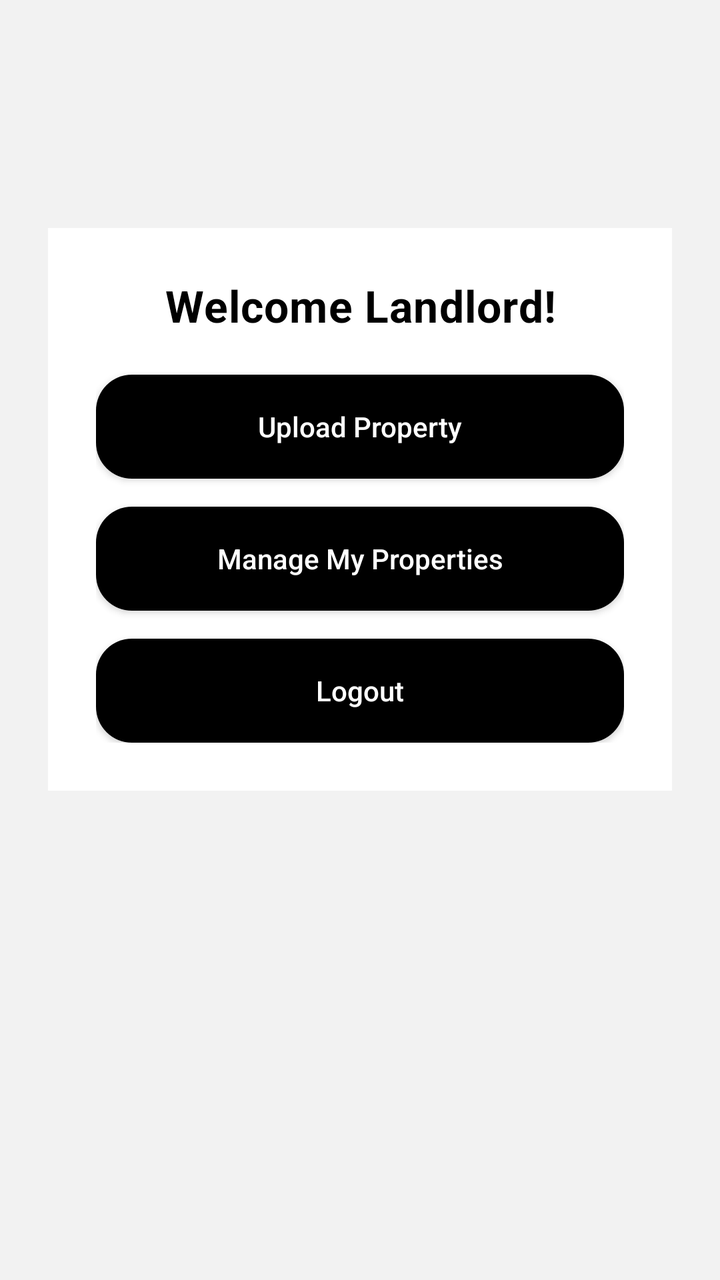
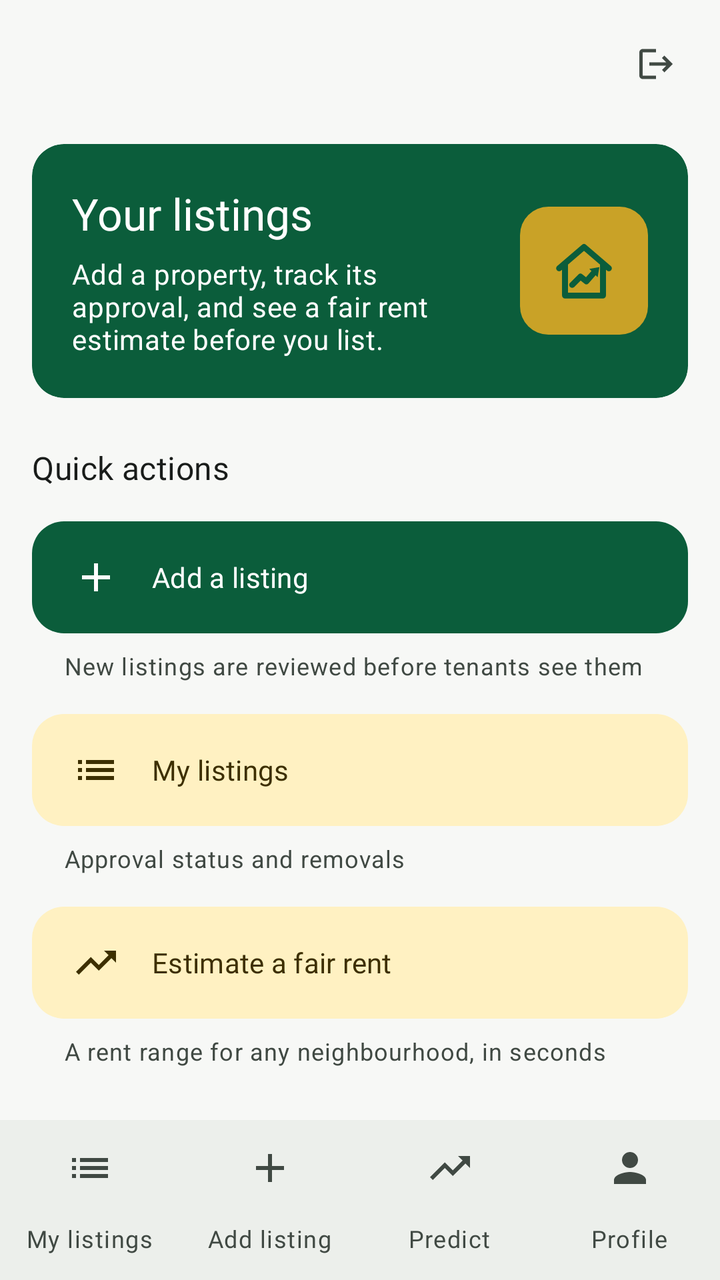

Compare the two renders of this Android layout. The source of the first and the diff that turns it into the second are given below.
<!-- AndroidManifest.xml: application theme Theme.KodiWise -->
<!-- res/layout/activity_landlord_dashboard.xml -->
<?xml version="1.0" encoding="utf-8"?>
<ScrollView xmlns:android="http://schemas.android.com/apk/res/android"
    android:layout_width="match_parent"
    android:layout_height="match_parent"
    android:background="#F2F2F2">

    <LinearLayout
        android:layout_width="match_parent"
        android:layout_height="wrap_content"
        android:orientation="vertical"
        android:gravity="center_horizontal"
        android:padding="24dp"
        android:layout_marginTop="90dp">

        
        <LinearLayout
            android:layout_width="match_parent"
            android:layout_height="wrap_content"
            android:orientation="vertical"
            android:background="@android:color/white"
            android:padding="24dp"
            android:elevation="6dp">

            
            <TextView
                android:id="@+id/tvLandlordWelcome"
                android:layout_width="match_parent"
                android:layout_height="wrap_content"
                android:text="Welcome Landlord!"
                android:textSize="22sp"
                android:textStyle="bold"
                android:textColor="#000000"
                android:gravity="center"
                android:layout_marginBottom="20dp" />

            
            <androidx.appcompat.widget.AppCompatButton
                android:id="@+id/btnUpload"
                android:layout_width="match_parent"
                android:layout_height="52dp"
                android:text="Upload Property"
                android:textAllCaps="false"
                android:textColor="#FFFFFF"
                android:background="@drawable/btn_black_rounded"
                android:backgroundTint="@null"
                android:layout_marginBottom="14dp" />

            
            <androidx.appcompat.widget.AppCompatButton
                android:id="@+id/btnMyProperties"
                android:layout_width="match_parent"
                android:layout_height="52dp"
                android:text="Manage My Properties"
                android:textAllCaps="false"
                android:textColor="#FFFFFF"
                android:background="@drawable/btn_black_rounded"
                android:backgroundTint="@null"
                android:layout_marginBottom="14dp" />

            
            <androidx.appcompat.widget.AppCompatButton
                android:id="@+id/btnLogout"
                android:layout_width="match_parent"
                android:layout_height="52dp"
                android:text="Logout"
                android:textAllCaps="false"
                android:textColor="#FFFFFF"
                android:background="@drawable/btn_black_rounded"
                android:backgroundTint="@null" />

        </LinearLayout>

    </LinearLayout>

</ScrollView>
<!-- resources referenced by this layout -->
<resources>
  <!-- drawable btn_black_rounded (drawable) -->
  <?xml version="1.0" encoding="utf-8"?>
  <selector xmlns:android="http://schemas.android.com/apk/res/android">
  
      
      <item android:state_pressed="true">
          <shape android:shape="rectangle">
              <solid android:color="#111111"/>
              <corners android:radius="18dp"/>
          </shape>
      </item>
  
      
      <item>
          <shape android:shape="rectangle">
              <solid android:color="#000000"/>
              <corners android:radius="18dp"/>
          </shape>
      </item>
  
  </selector>
  <style name="Widget.KodiWise.BottomNav" parent="Widget.Material3.BottomNavigationView">
          <item name="itemTextAppearanceActive">@style/TextAppearance.KodiWise.LabelMedium</item>
          <item name="itemTextAppearanceInactive">@style/TextAppearance.KodiWise.LabelMedium</item>
      </style>
  <!-- unchanged entries left out for length: 62 -->
</resources>

<!-- the commit's change to res/layout/activity_landlord_dashboard.xml (unified diff, before → after) -->
@@ -1,75 +1,157 @@
 <?xml version="1.0" encoding="utf-8"?>
-<ScrollView xmlns:android="http://schemas.android.com/apk/res/android"
+<LinearLayout xmlns:android="http://schemas.android.com/apk/res/android"
+    android:fitsSystemWindows="true"
+    xmlns:app="http://schemas.android.com/apk/res-auto"
     android:layout_width="match_parent"
     android:layout_height="match_parent"
-    android:background="#F2F2F2">
+    android:background="?android:attr/colorBackground"
+    android:orientation="vertical">
 
-    <LinearLayout
+    <com.google.android.material.appbar.MaterialToolbar
+        android:id="@+id/toolbar"
         android:layout_width="match_parent"
         android:layout_height="wrap_content"
-        android:orientation="vertical"
-        android:gravity="center_horizontal"
-        android:padding="24dp"
-        android:layout_marginTop="90dp">
+        android:minHeight="?attr/actionBarSize"
+        android:background="?android:attr/colorBackground">
 
         
+        <com.google.android.material.button.MaterialButton
+            android:id="@+id/btnLogout"
+            style="@style/Widget.Material3.Button.IconButton"
+            android:layout_width="48dp"
+            android:layout_height="48dp"
+            android:layout_gravity="end|center_vertical"
+            android:layout_marginEnd="8dp"
+            android:contentDescription="@string/log_out"
+            app:icon="@drawable/ic_logout"
+            app:iconTint="?attr/colorOnSurfaceVariant" />
+    </com.google.android.material.appbar.MaterialToolbar>
+
+    <ScrollView
+        android:layout_width="match_parent"
+        android:layout_height="0dp"
+        android:layout_weight="1"
+        android:fillViewport="true">
+
         <LinearLayout
             android:layout_width="match_parent"
             android:layout_height="wrap_content"
             android:orientation="vertical"
-            android:background="@android:color/white"
-            android:padding="24dp"
-            android:elevation="6dp">
+            android:paddingHorizontal="16dp"
+            android:paddingBottom="24dp">
 
             
-            <TextView
-                android:id="@+id/tvLandlordWelcome"
+            <com.google.android.material.card.MaterialCardView
+                style="@style/Widget.KodiWise.Card.Hero"
                 android:layout_width="match_parent"
                 android:layout_height="wrap_content"
-                android:text="Welcome Landlord!"
-                android:textSize="22sp"
-                android:textStyle="bold"
-                android:textColor="#000000"
-                android:gravity="center"
-                android:layout_marginBottom="20dp" />
+                android:layout_marginTop="8dp">
 
-            
-            <androidx.appcompat.widget.AppCompatButton
+                <LinearLayout
+                    android:layout_width="match_parent"
+                    android:layout_height="wrap_content"
+                    android:gravity="center_vertical"
+                    android:orientation="horizontal"
+                    android:padding="20dp">
+
+                    <LinearLayout
+                        android:layout_width="0dp"
+                        android:layout_height="wrap_content"
+                        android:layout_weight="1"
+                        android:orientation="vertical">
+
+                        <TextView
+                            android:id="@+id/tvLandlordWelcome"
+                            android:layout_width="wrap_content"
+                            android:layout_height="wrap_content"
+                            android:text="@string/hero_landlord_title"
+                            android:textAppearance="?attr/textAppearanceTitleLarge"
+                            android:textColor="@color/kw_on_hero" />
+
+                        <TextView
+                            android:layout_width="wrap_content"
+                            android:layout_height="wrap_content"
+                            android:layout_marginTop="6dp"
+                            android:text="@string/hero_landlord_body"
+                            android:textAppearance="?attr/textAppearanceBodyMedium"
+                            android:textColor="@color/kw_on_hero" />
+                    </LinearLayout>
+
+                    <ImageView
+                        android:layout_width="64dp"
+                        android:layout_height="64dp"
+                        android:layout_marginStart="12dp"
+                        android:contentDescription="@null"
+                        android:src="@drawable/ic_logo" />
+                </LinearLayout>
+            </com.google.android.material.card.MaterialCardView>
+
+            <TextView
+                android:layout_width="wrap_content"
+                android:layout_height="wrap_content"
+                android:layout_marginTop="24dp"
+                android:text="@string/quick_actions"
+                android:textAppearance="?attr/textAppearanceTitleMedium"
+                android:textColor="?attr/colorOnBackground" />
+
+            <com.google.android.material.button.MaterialButton
                 android:id="@+id/btnUpload"
+                style="@style/Widget.KodiWise.Button.Action.Primary"
                 android:layout_width="match_parent"
-                android:layout_height="52dp"
-                android:text="Upload Property"
-                android:textAllCaps="false"
-                android:textColor="#FFFFFF"
-                android:background="@drawable/btn_black_rounded"
-                android:backgroundTint="@null"
-                android:layout_marginBottom="14dp" />
+                android:layout_height="wrap_content"
+                android:layout_marginTop="12dp"
+                android:text="@string/action_add_listing"
+                app:icon="@drawable/ic_add" />
+            <TextView
+                android:layout_width="match_parent"
+                android:layout_height="wrap_content"
+                android:layout_marginStart="16dp"
+                android:layout_marginTop="4dp"
+                android:text="@string/action_add_listing_sub"
+                android:textAppearance="?attr/textAppearanceBodySmall"
+                android:textColor="?attr/colorOnSurfaceVariant" />
 
-            
-            <androidx.appcompat.widget.AppCompatButton
+            <com.google.android.material.button.MaterialButton
                 android:id="@+id/btnMyProperties"
+                style="@style/Widget.KodiWise.Button.Action"
                 android:layout_width="match_parent"
-                android:layout_height="52dp"
-                android:text="Manage My Properties"
-                android:textAllCaps="false"
-                android:textColor="#FFFFFF"
-                android:background="@drawable/btn_black_rounded"
-                android:backgroundTint="@null"
-                android:layout_marginBottom="14dp" />
+                android:layout_height="wrap_content"
+                android:layout_marginTop="12dp"
+                android:text="@string/action_my_listings"
+                app:icon="@drawable/ic_list" />
+            <TextView
+                android:layout_width="match_parent"
+                android:layout_height="wrap_content"
+                android:layout_marginStart="16dp"
+                android:layout_marginTop="4dp"
+                android:text="@string/action_my_listings_sub"
+                android:textAppearance="?attr/textAppearanceBodySmall"
+                android:textColor="?attr/colorOnSurfaceVariant" />
 
-            
-            <androidx.appcompat.widget.AppCompatButton
-                android:id="@+id/btnLogout"
+            <com.google.android.material.button.MaterialButton
+                android:id="@+id/btnLandlordPredict"
+                style="@style/Widget.KodiWise.Button.Action"
                 android:layout_width="match_parent"
-                android:layout_height="52dp"
-                android:text="Logout"
-                android:textAllCaps="false"
-                android:textColor="#FFFFFF"
-                android:background="@drawable/btn_black_rounded"
-                android:backgroundTint="@null" />
+                android:layout_height="wrap_content"
+                android:layout_marginTop="12dp"
+                android:text="@string/action_predict"
+                app:icon="@drawable/ic_trending_up" />
+            <TextView
+                android:layout_width="match_parent"
+                android:layout_height="wrap_content"
+                android:layout_marginStart="16dp"
+                android:layout_marginTop="4dp"
+                android:text="@string/action_predict_sub"
+                android:textAppearance="?attr/textAppearanceBodySmall"
+                android:textColor="?attr/colorOnSurfaceVariant" />
 
         </LinearLayout>
+    </ScrollView>
 
-    </LinearLayout>
-
-</ScrollView>
+    <com.google.android.material.bottomnavigation.BottomNavigationView
+        android:id="@+id/bottomNav"
+        android:layout_width="match_parent"
+        android:layout_height="wrap_content"
+        app:labelVisibilityMode="labeled"
+        app:menu="@menu/nav_landlord" />
+</LinearLayout>
<!-- resource entries referenced after the edit -->
@@ -1,29 +1,139 @@
 <!-- resources referenced by this layout -->
 <resources>
-  <!-- drawable btn_black_rounded (drawable) -->
+  <color name="kw_on_hero">#FFFFFF</color>
+  <!-- drawable ic_add (drawable) -->
   <?xml version="1.0" encoding="utf-8"?>
-  <selector xmlns:android="http://schemas.android.com/apk/res/android">
-  
-      
-      <item android:state_pressed="true">
-          <shape android:shape="rectangle">
-              <solid android:color="#111111"/>
-              <corners android:radius="18dp"/>
-          </shape>
+  <vector xmlns:android="http://schemas.android.com/apk/res/android"
+      android:width="24dp"
+      android:height="24dp"
+      android:autoMirrored="false"
+      android:tint="?attr/colorControlNormal"
+      android:viewportWidth="24"
+      android:viewportHeight="24">
+      <path
+          android:fillColor="@android:color/white"
+          android:pathData="M19,13h-6v6h-2v-6H5v-2h6V5h2v6h6v2z" />
+  </vector>
+  <!-- drawable ic_list (drawable) -->
+  <?xml version="1.0" encoding="utf-8"?>
+  <vector xmlns:android="http://schemas.android.com/apk/res/android"
+      android:width="24dp"
+      android:height="24dp"
+      android:autoMirrored="false"
+      android:tint="?attr/colorControlNormal"
+      android:viewportWidth="24"
+      android:viewportHeight="24">
+      <path
+          android:fillColor="@android:color/white"
+          android:pathData="M3,13h2v-2H3v2zM3,17h2v-2H3v2zM3,9h2V7H3v2zM7,13h14v-2H7v2zM7,17h14v-2H7v2zM7,7v2h14V7H7z" />
+  </vector>
+  <!-- drawable ic_logo (drawable) -->
+  <?xml version="1.0" encoding="utf-8"?>
+  <layer-list xmlns:android="http://schemas.android.com/apk/res/android">
+      <item>
+          <shape android:shape="rectangle"><corners android:radius="24dp" /><solid android:color="@color/kw_brand_gold" /></shape>
       </item>
-  
-      
-      <item>
-          <shape android:shape="rectangle">
-              <solid android:color="#000000"/>
-              <corners android:radius="18dp"/>
-          </shape>
-      </item>
-  
-  </selector>
+      <item android:drawable="@drawable/ic_launcher_foreground" />
+  </layer-list>
+  <!-- drawable ic_logout (drawable) -->
+  <?xml version="1.0" encoding="utf-8"?>
+  <vector xmlns:android="http://schemas.android.com/apk/res/android"
+      android:width="24dp"
+      android:height="24dp"
+      android:autoMirrored="true"
+      android:tint="?attr/colorControlNormal"
+      android:viewportWidth="24"
+      android:viewportHeight="24">
+      <path
+          android:fillColor="@android:color/white"
+          android:pathData="M17,7l-1.41,1.41L18.17,11H8v2h10.17l-2.58,2.58L17,17l5,-5zM4,5h8V3H4c-1.1,0 -2,0.9 -2,2v14c0,1.1 0.9,2 2,2h8v-2H4V5z" />
+  </vector>
+  <!-- drawable ic_trending_up (drawable) -->
+  <?xml version="1.0" encoding="utf-8"?>
+  <vector xmlns:android="http://schemas.android.com/apk/res/android"
+      android:width="24dp"
+      android:height="24dp"
+      android:autoMirrored="true"
+      android:tint="?attr/colorControlNormal"
+      android:viewportWidth="24"
+      android:viewportHeight="24">
+      <path
+          android:fillColor="@android:color/white"
+          android:pathData="M16,6l2.29,2.29 -4.88,4.88 -4,-4L2,16.59 3.41,18l6,-6 4,4 6.3,-6.29L22,12V6z" />
+  </vector>
+  <string name="action_add_listing">Add a listing</string>
+  <string name="action_add_listing_sub">New listings are reviewed before tenants see them</string>
+  <string name="action_my_listings">My listings</string>
+  <string name="action_my_listings_sub">Approval status and removals</string>
+  <string name="action_predict">Estimate a fair rent</string>
+  <string name="action_predict_sub">A rent range for any neighbourhood, in seconds</string>
+  <string name="hero_landlord_body">Add a property, track its approval, and see a fair rent estimate before you list.</string>
+  <string name="hero_landlord_title">Your listings</string>
+  <string name="log_out">Log out</string>
+  <string name="quick_actions">Quick actions</string>
+  <style name="Widget.KodiWise.Button.Action" parent="Widget.Material3.Button.TonalButton">
+          <item name="shapeAppearance">@style/ShapeAppearance.KodiWise.Large</item>
+          <item name="android:minHeight">64dp</item>
+          <item name="android:gravity">start|center_vertical</item>
+          <item name="android:paddingStart">20dp</item>
+          <item name="android:paddingEnd">20dp</item>
+          <item name="iconPadding">16dp</item>
+          <item name="iconSize">24dp</item>
+          <item name="android:textAppearance">@style/TextAppearance.KodiWise.TitleSmall</item>
+      </style>
+  <style name="Widget.KodiWise.Button.Action.Primary" parent="Widget.Material3.Button">
+          <item name="shapeAppearance">@style/ShapeAppearance.KodiWise.Large</item>
+          <item name="android:minHeight">64dp</item>
+          <item name="android:gravity">start|center_vertical</item>
+          <item name="android:paddingStart">20dp</item>
+          <item name="android:paddingEnd">20dp</item>
+          <item name="iconPadding">16dp</item>
+          <item name="iconSize">24dp</item>
+          <item name="android:textAppearance">@style/TextAppearance.KodiWise.TitleSmall</item>
+      </style>
+  <style name="Widget.KodiWise.Card.Hero" parent="Widget.Material3.CardView.Filled">
+          <item name="cardCornerRadius">16dp</item>
+          <item name="cardBackgroundColor">@color/kw_hero</item>
+      </style>
+  <color name="kw_brand_gold">#C9A227</color>
+  <!-- drawable ic_launcher_foreground (drawable) -->
+  <?xml version="1.0" encoding="utf-8"?>
+  <vector xmlns:android="http://schemas.android.com/apk/res/android"
+      android:width="108dp"
+      android:height="108dp"
+      android:viewportWidth="108"
+      android:viewportHeight="108">
+      <path
+          android:strokeColor="@color/kw_brand_green"
+          android:strokeWidth="5"
+          android:strokeLineJoin="round"
+          android:strokeLineCap="round"
+          android:fillColor="#00000000"
+          android:pathData="M33,52 L54,34 L75,52 M38,48 L38,75 L70,75 L70,48" />
+      <path
+          android:strokeColor="@color/kw_brand_green"
+          android:strokeWidth="5"
+          android:strokeLineJoin="round"
+          android:strokeLineCap="round"
+          android:fillColor="#00000000"
+          android:pathData="M44,66 L51,59 L56,63 L63,55" />
+      <path
+          android:fillColor="@color/kw_brand_green"
+          android:pathData="M58.5,52.5 L67,51 L65.5,59.5 Z" />
+  </vector>
+  <color name="kw_hero">#0B5D3B</color>
+  <color name="kw_brand_green">#0B5D3B</color>
   <style name="Widget.KodiWise.BottomNav" parent="Widget.Material3.BottomNavigationView">
           <item name="itemTextAppearanceActive">@style/TextAppearance.KodiWise.LabelMedium</item>
           <item name="itemTextAppearanceInactive">@style/TextAppearance.KodiWise.LabelMedium</item>
+          <item name="itemTextAppearanceActiveBoldEnabled">false</item>
+          <item name="itemIconTint">@color/kw_on_surface_variant</item>
+          <item name="itemTextColor">@color/kw_on_surface_variant</item>
+          <item name="itemActiveIndicatorStyle">@style/Widget.KodiWise.BottomNav.NoIndicator</item>
+          <item name="backgroundTint">@color/kw_surface_container</item>
+      </style>
+  <style name="Widget.KodiWise.BottomNav.NoIndicator" parent="Widget.Material3.BottomNavigationView.ActiveIndicator">
+          <item name="android:color">@android:color/transparent</item>
       </style>
   <!-- unchanged entries left out for length: 62 -->
 </resources>
